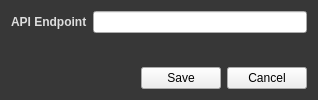
Qt form aroundvision/views/load_source.ui (IT-Leiria/360-gui) before a commit.
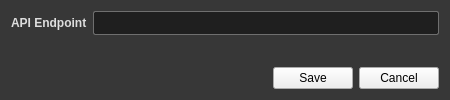
The same form after that commit.

Diff of the .ui file:
```diff
--- a/aroundvision/views/load_source.ui
+++ b/aroundvision/views/load_source.ui
@@ -6,10 +6,22 @@
    <rect>
     <x>0</x>
     <y>0</y>
-    <width>318</width>
+    <width>450</width>
     <height>100</height>
    </rect>
   </property>
+  <property name="sizePolicy">
+   <sizepolicy hsizetype="Preferred" vsizetype="Fixed">
+    <horstretch>0</horstretch>
+    <verstretch>0</verstretch>
+   </sizepolicy>
+  </property>
+  <property name="minimumSize">
+   <size>
+    <width>450</width>
+    <height>0</height>
+   </size>
+  </property>
   <property name="windowTitle">
    <string>Load Source</string>
   </property>
@@ -26,9 +38,24 @@
     background-color: transparent;
     font-family: &quot;Roboto&quot;;
     font-weight: bold;
-}</string>
+}
+
+/*Line Edit*/
+QLineEdit {
+    background-color:#1F1F1F;
+    color: #FFFFFF;
+    font-size:12px;
+    min-height: 20px;
+    border: 1px solid #6F6F6F;
+    border-radius: 2px;
+    padding:1px 2px 1px 3px;
+}
+</string>
   </property>
   <layout class="QVBoxLayout" name="verticalLayout">
+   <property name="sizeConstraint">
+    <enum>QLayout::SetDefaultConstraint</enum>
+   </property>
    <item>
     <layout class="QFormLayout" name="formLayout">
      <item row="0" column="0">
```
Left out of the diff: 3 changed lines with no effect on the pictures.
